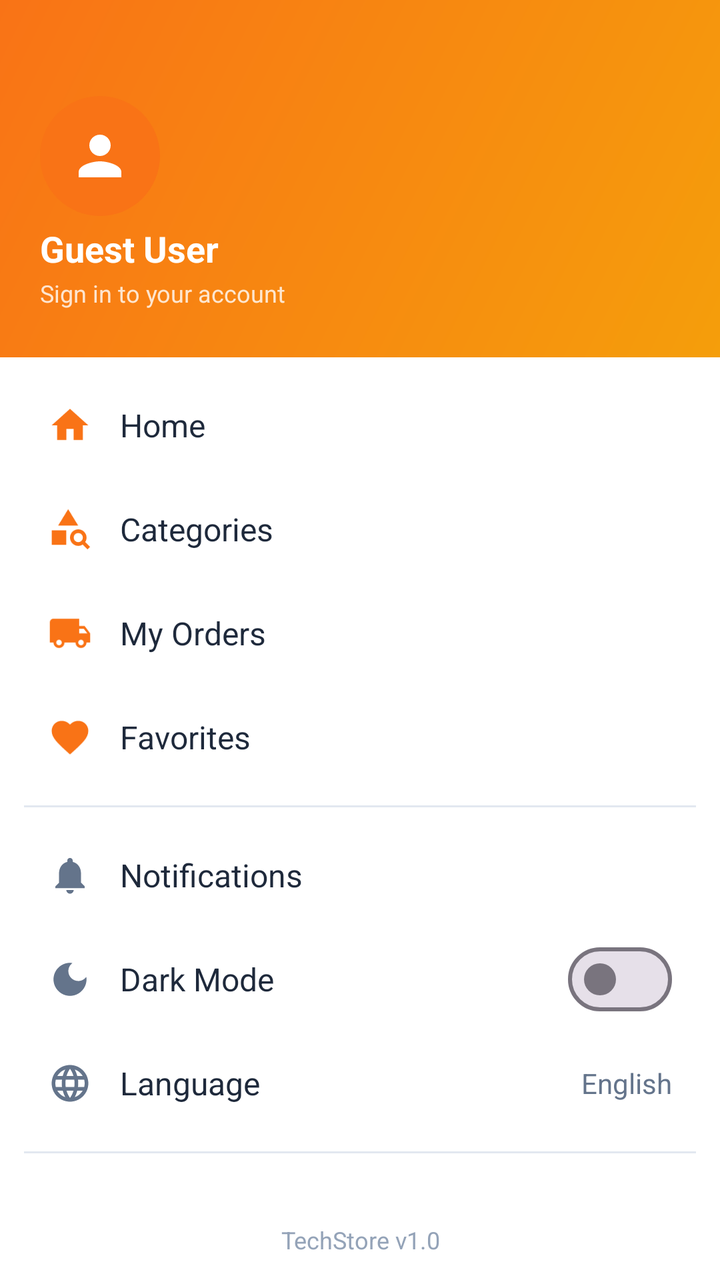
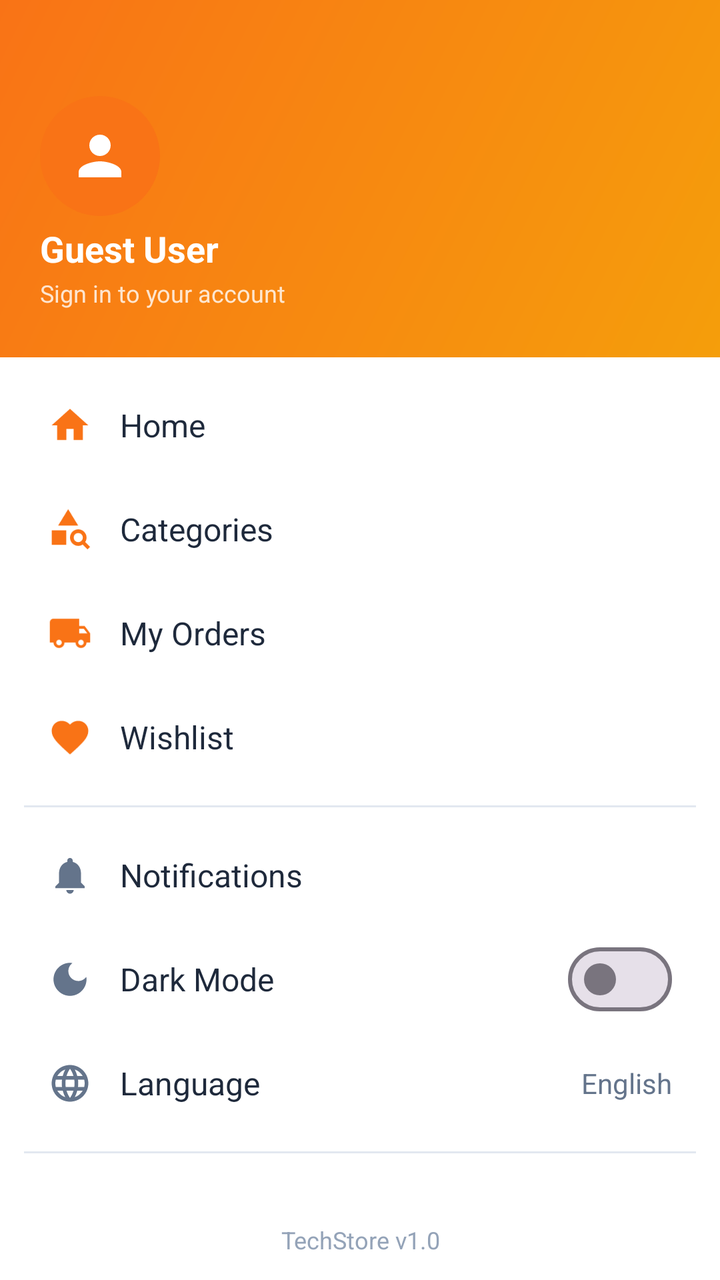

Before-and-after screenshots of an Android layout around one commit, followed by the original layout XML and the change that was made.
<!-- AndroidManifest.xml: application theme Theme.BeckieDealApp -->
<!-- res/layout/layout_drawer.xml -->
﻿<?xml version="1.0" encoding="utf-8"?>

<LinearLayout
    xmlns:android="http://schemas.android.com/apk/res/android"
    xmlns:app="http://schemas.android.com/apk/res-auto"
    android:id="@+id/drawerPanel"
    android:layout_width="300dp"
    android:layout_height="match_parent"
    android:layout_gravity="start"
    android:background="@color/surface"
    android:orientation="vertical"
    android:fitsSystemWindows="true">

    
    <LinearLayout
        android:layout_width="match_parent"
        android:layout_height="wrap_content"
        android:background="@drawable/hero_gradient"
        android:orientation="vertical"
        android:paddingStart="20dp"
        android:paddingEnd="20dp"
        android:paddingTop="48dp"
        android:paddingBottom="24dp">

        
        <LinearLayout
            android:layout_width="60dp"
            android:layout_height="60dp"
            android:background="@drawable/about_icon_circle_bg"
            android:gravity="center">
            <ImageView
                android:id="@+id/drawerAvatar"
                android:layout_width="32dp"
                android:layout_height="32dp"
                android:src="@drawable/ic_person"
                android:contentDescription="User avatar"
                app:tint="@color/white_fixed" />
        </LinearLayout>

        
        <TextView
            android:id="@+id/drawerWelcomeBack"
            android:layout_width="wrap_content"
            android:layout_height="wrap_content"
            android:layout_marginTop="10dp"
            android:text="Welcome back!"
            android:textColor="#CCFFFFFF"
            android:textSize="@dimen/text_size_caption"
            android:visibility="gone" />

        <TextView
            android:id="@+id/drawerUserName"
            android:layout_width="wrap_content"
            android:layout_height="wrap_content"
            android:layout_marginTop="4dp"
            android:text="Guest User"
            android:textColor="@color/white_fixed"
            android:textSize="@dimen/text_size_title_small"
            android:textStyle="bold" />

        <TextView
            android:id="@+id/drawerUserEmail"
            android:layout_width="wrap_content"
            android:layout_height="wrap_content"
            android:layout_marginTop="2dp"
            android:text="Sign in to your account"
            android:textColor="#CCFFFFFF"
            android:textSize="@dimen/text_size_caption" />

    </LinearLayout>

    
    <ScrollView
        android:layout_width="match_parent"
        android:layout_height="0dp"
        android:layout_weight="1"
        android:scrollbars="none"
        android:paddingTop="8dp"
        android:paddingBottom="8dp">

        <LinearLayout
            android:layout_width="match_parent"
            android:layout_height="wrap_content"
            android:orientation="vertical"
            android:paddingHorizontal="12dp">

            
            <LinearLayout
                android:id="@+id/drawerHome"
                android:layout_width="match_parent"
                android:layout_height="52dp"
                android:background="@drawable/drawer_item_bg"
                android:clickable="true"
                android:focusable="true"
                android:gravity="center_vertical"
                android:orientation="horizontal"
                android:paddingHorizontal="12dp">
                <ImageView
                    android:layout_width="22dp"
                    android:layout_height="22dp"
                    android:src="@drawable/ic_home"
                    android:contentDescription="Home"
                    app:tint="@color/primary" />
                <TextView
                    android:layout_width="0dp"
                    android:layout_height="wrap_content"
                    android:layout_weight="1"
                    android:layout_marginStart="14dp"
                    android:text="Home"
                    android:textColor="@color/text_primary"
                    android:textSize="@dimen/text_size_body_large" />
            </LinearLayout>

            
            <LinearLayout
                android:id="@+id/drawerCategories"
                android:layout_width="match_parent"
                android:layout_height="52dp"
                android:background="@drawable/drawer_item_bg"
                android:clickable="true"
                android:focusable="true"
                android:gravity="center_vertical"
                android:orientation="horizontal"
                android:paddingHorizontal="12dp">
                <ImageView
                    android:layout_width="22dp"
                    android:layout_height="22dp"
                    android:src="@drawable/category_search_24"
                    android:contentDescription="Categories"
                    app:tint="@color/primary" />
                <TextView
                    android:layout_width="0dp"
                    android:layout_height="wrap_content"
                    android:layout_weight="1"
                    android:layout_marginStart="14dp"
                    android:text="Categories"
                    android:textColor="@color/text_primary"
                    android:textSize="@dimen/text_size_body_large" />
            </LinearLayout>

            
            <LinearLayout
                android:id="@+id/drawerOrders"
                android:layout_width="match_parent"
                android:layout_height="52dp"
                android:background="@drawable/drawer_item_bg"
                android:clickable="true"
                android:focusable="true"
                android:gravity="center_vertical"
                android:orientation="horizontal"
                android:paddingHorizontal="12dp">
                <ImageView
                    android:layout_width="22dp"
                    android:layout_height="22dp"
                    android:src="@drawable/ic_orders"
                    android:contentDescription="My Orders"
                    app:tint="@color/primary" />
                <TextView
                    android:layout_width="0dp"
                    android:layout_height="wrap_content"
                    android:layout_weight="1"
                    android:layout_marginStart="14dp"
                    android:text="My Orders"
                    android:textColor="@color/text_primary"
                    android:textSize="@dimen/text_size_body_large" />
            </LinearLayout>

            
            <LinearLayout
                android:id="@+id/drawerFavorites"
                android:layout_width="match_parent"
                android:layout_height="52dp"
                android:background="@drawable/drawer_item_bg"
                android:clickable="true"
                android:focusable="true"
                android:gravity="center_vertical"
                android:orientation="horizontal"
                android:paddingHorizontal="12dp">
                <ImageView
                    android:layout_width="22dp"
                    android:layout_height="22dp"
                    android:src="@drawable/ic_favorite"
                    android:contentDescription="Favorites"
                    app:tint="@color/primary" />
                <TextView
                    android:layout_width="0dp"
                    android:layout_height="wrap_content"
                    android:layout_weight="1"
                    android:layout_marginStart="14dp"
                    android:text="Favorites"
                    android:textColor="@color/text_primary"
                    android:textSize="@dimen/text_size_body_large" />
                
                <TextView
                    android:id="@+id/drawerFavBadge"
                    android:layout_width="22dp"
                    android:layout_height="22dp"
                    android:background="@drawable/badge_pill"
                    android:backgroundTint="@color/red_error"
                    android:gravity="center"
                    android:text="0"
                    android:textColor="@color/white_fixed"
                    android:textSize="@dimen/text_size_overline"
                    android:textStyle="bold"
                    android:visibility="gone" />
            </LinearLayout>

            
            <View
                android:layout_width="match_parent"
                android:layout_height="1dp"
                android:layout_marginVertical="8dp"
                android:background="@color/border_color" />

            
            <LinearLayout
                android:id="@+id/drawerNotifications"
                android:layout_width="match_parent"
                android:layout_height="52dp"
                android:background="@drawable/drawer_item_bg"
                android:clickable="true"
                android:focusable="true"
                android:gravity="center_vertical"
                android:orientation="horizontal"
                android:paddingHorizontal="12dp">
                <ImageView
                    android:layout_width="22dp"
                    android:layout_height="22dp"
                    android:src="@drawable/ic_notifications"
                    android:contentDescription="Notifications"
                    app:tint="@color/text_secondary" />
                <TextView
                    android:layout_width="0dp"
                    android:layout_height="wrap_content"
                    android:layout_weight="1"
                    android:layout_marginStart="14dp"
                    android:text="Notifications"
                    android:textColor="@color/text_primary"
                    android:textSize="@dimen/text_size_body_large" />
            </LinearLayout>

            
            <LinearLayout
                android:id="@+id/drawerDarkMode"
                android:layout_width="match_parent"
                android:layout_height="52dp"
                android:background="@drawable/drawer_item_bg"
                android:clickable="true"
                android:focusable="true"
                android:gravity="center_vertical"
                android:orientation="horizontal"
                android:paddingHorizontal="12dp">
                <ImageView
                    android:layout_width="22dp"
                    android:layout_height="22dp"
                    android:src="@drawable/ic_dark_mode"
                    android:contentDescription="Dark Mode"
                    app:tint="@color/text_secondary" />
                <TextView
                    android:layout_width="0dp"
                    android:layout_height="wrap_content"
                    android:layout_weight="1"
                    android:layout_marginStart="14dp"
                    android:text="Dark Mode"
                    android:textColor="@color/text_primary"
                    android:textSize="@dimen/text_size_body_large" />
                <com.google.android.material.materialswitch.MaterialSwitch
                    android:id="@+id/drawerDarkModeSwitch"
                    android:layout_width="wrap_content"
                    android:layout_height="wrap_content"
                    android:checked="false" />
            </LinearLayout>

            
            <LinearLayout
                android:id="@+id/drawerLanguage"
                android:layout_width="match_parent"
                android:layout_height="52dp"
                android:background="@drawable/drawer_item_bg"
                android:clickable="true"
                android:focusable="true"
                android:gravity="center_vertical"
                android:orientation="horizontal"
                android:paddingHorizontal="12dp">
                <ImageView
                    android:layout_width="22dp"
                    android:layout_height="22dp"
                    android:src="@drawable/ic_language"
                    android:contentDescription="Language"
                    app:tint="@color/text_secondary" />
                <TextView
                    android:layout_width="0dp"
                    android:layout_height="wrap_content"
                    android:layout_weight="1"
                    android:layout_marginStart="14dp"
                    android:text="Language"
                    android:textColor="@color/text_primary"
                    android:textSize="@dimen/text_size_body_large" />
                <TextView
                    android:id="@+id/drawerLanguageValue"
                    android:layout_width="wrap_content"
                    android:layout_height="wrap_content"
                    android:text="English"
                    android:textColor="@color/text_secondary"
                    android:textSize="@dimen/text_size_body" />
            </LinearLayout>

            
            <View
                android:layout_width="match_parent"
                android:layout_height="1dp"
                android:layout_marginVertical="8dp"
                android:background="@color/border_color" />

            
            <LinearLayout
                android:id="@+id/drawerAbout"
                android:layout_width="match_parent"
                android:layout_height="52dp"
                android:background="@drawable/drawer_item_bg"
                android:clickable="true"
                android:focusable="true"
                android:gravity="center_vertical"
                android:orientation="horizontal"
                android:paddingHorizontal="12dp">
                <ImageView
                    android:layout_width="22dp"
                    android:layout_height="22dp"
                    android:src="@drawable/ic_info"
                    android:contentDescription="About Us"
                    app:tint="@color/text_secondary" />
                <TextView
                    android:layout_width="0dp"
                    android:layout_height="wrap_content"
                    android:layout_weight="1"
                    android:layout_marginStart="14dp"
                    android:text="About Us"
                    android:textColor="@color/text_primary"
                    android:textSize="@dimen/text_size_body_large" />
            </LinearLayout>

            
            <LinearLayout
                android:id="@+id/drawerLogin"
                android:layout_width="match_parent"
                android:layout_height="52dp"
                android:background="@drawable/drawer_item_bg"
                android:clickable="true"
                android:focusable="true"
                android:gravity="center_vertical"
                android:orientation="horizontal"
                android:paddingHorizontal="12dp">
                <ImageView
                    android:id="@+id/drawerLoginIcon"
                    android:layout_width="22dp"
                    android:layout_height="22dp"
                    android:src="@drawable/ic_account"
                    android:contentDescription="Login"
                    app:tint="@color/text_secondary" />
                <TextView
                    android:id="@+id/drawerLoginLabel"
                    android:layout_width="0dp"
                    android:layout_height="wrap_content"
                    android:layout_weight="1"
                    android:layout_marginStart="14dp"
                    android:text="Login / Register"
                    android:textColor="@color/text_primary"
                    android:textSize="@dimen/text_size_body_large" />
            </LinearLayout>

            
            <LinearLayout
                android:id="@+id/drawerLogout"
                android:layout_width="match_parent"
                android:layout_height="52dp"
                android:background="@drawable/drawer_item_bg"
                android:clickable="true"
                android:focusable="true"
                android:gravity="center_vertical"
                android:orientation="horizontal"
                android:paddingHorizontal="12dp"
                android:visibility="gone">
                <ImageView
                    android:layout_width="22dp"
                    android:layout_height="22dp"
                    android:src="@drawable/ic_logout"
                    android:contentDescription="Logout"
                    app:tint="@color/red_error" />
                <TextView
                    android:layout_width="0dp"
                    android:layout_height="wrap_content"
                    android:layout_weight="1"
                    android:layout_marginStart="14dp"
                    android:text="Logout"
                    android:textColor="@color/red_error"
                    android:textSize="@dimen/text_size_body_large"
                    android:textStyle="bold" />
            </LinearLayout>

        </LinearLayout>
    </ScrollView>

    
    <TextView
        android:layout_width="match_parent"
        android:layout_height="40dp"
        android:gravity="center"
        android:text="TechStore v1.0"
        android:textColor="@color/text_muted"
        android:textSize="@dimen/text_size_caption" />

</LinearLayout>
<!-- resources referenced by this layout -->
<resources>
  <color name="border_color">#E2E8F0</color>
  <color name="primary">#F97316</color>
  <color name="red_error">#EF4444</color>
  <color name="surface">#FFFFFF</color>
  <color name="text_muted">#94A3B8</color>
  <color name="text_primary">#1E293B</color>
  <color name="text_secondary">#64748B</color>
  <color name="white_fixed">#FFFFFF</color>
  <dimen name="text_size_body">13sp</dimen>
  <dimen name="text_size_body_large">15sp</dimen>
  <dimen name="text_size_caption">11sp</dimen>
  <dimen name="text_size_overline">9sp</dimen>
  <dimen name="text_size_title_small">17sp</dimen>
  <!-- drawable about_icon_circle_bg (drawable) -->
  <?xml version="1.0" encoding="utf-8"?>
  <shape xmlns:android="http://schemas.android.com/apk/res/android"
      android:shape="oval">
      <solid android:color="@color/primary" />
  </shape>
  <!-- drawable badge_pill (drawable) -->
  <?xml version="1.0" encoding="utf-8"?>
  <shape xmlns:android="http://schemas.android.com/apk/res/android"
      android:shape="oval">
      <solid android:color="@color/primary" />
      <stroke 
          android:width="1.5dp" 
          android:color="@color/surface" />
      <size android:width="14dp" android:height="14dp" />
  </shape>
  <!-- drawable hero_gradient (drawable) -->
  <?xml version="1.0" encoding="utf-8"?>
  <shape xmlns:android="http://schemas.android.com/apk/res/android">
      <gradient
          android:angle="135"
          android:startColor="#F59E0B"
          android:endColor="#F97316"
          android:type="linear" />
  </shape>
  <!-- drawable ic_home (drawable) -->
  <vector xmlns:android="http://schemas.android.com/apk/res/android"
      android:width="24dp"
      android:height="24dp"
      android:viewportWidth="24"
      android:viewportHeight="24">
      <path
          android:fillColor="@android:color/white"
          android:pathData="M10,20v-6h4v6h5v-8h3L12,3 2,12h3v8z" />
  </vector>
  <!-- drawable ic_info (drawable) -->
  <vector xmlns:android="http://schemas.android.com/apk/res/android"
      android:width="24dp"
      android:height="24dp"
      android:viewportWidth="24"
      android:viewportHeight="24">
      <path
          android:fillColor="@android:color/black"
          android:pathData="M12,2C6.48,2 2,6.48 2,12s4.48,10 10,10s10,-4.48 10,-10S17.52,2 12,2zM13,17h-2v-6h2V17zM13,9h-2V7h2V9z" />
  </vector>
  <style name="Theme.BeckieDealApp" parent="Base.Theme.BeckieDealApp">
          <item name="buttonStyle">@style/Widget.App.Button</item>
          <item name="materialButtonStyle">@style/Widget.App.Button</item>
      </style>
  <style name="Widget.App.Button" parent="Widget.Material3.Button">
          <item name="shapeAppearance">@style/ShapeAppearance.App.Button.Pill</item>
      </style>
  <color name="on_primary">#FFFFFF</color>
  <color name="primary_container">#F97316</color>
  <color name="on_primary_container">#582200</color>
  <color name="background">#F8FAFC</color>
  <color name="on_surface">#251913</color>
  <style name="ShapeAppearance.App.Button.Pill" parent="">
          <item name="cornerFamily">rounded</item>
          <item name="cornerSize">50%</item>
      </style>
  <style name="Widget.App.BottomNav.ActiveIndicator" parent="Widget.Material3.BottomNavigationView.ActiveIndicator">
          <item name="android:color">@color/nav_indicator_fill</item>
          <item name="android:width">80dp</item>
          <item name="android:height">36dp</item>
          <item name="shapeAppearance">@style/ShapeAppearance.App.BottomNav.ActiveIndicator</item>
      </style>
  <color name="nav_indicator_fill">#FFF1EB</color>
  <style name="ShapeAppearance.App.BottomNav.ActiveIndicator" parent="">
          <item name="cornerFamily">rounded</item>
          <item name="cornerSize">50%</item>
      </style>
  <!-- unchanged entries left out for length: 12 -->
</resources>

<!-- the commit's change to res/layout/layout_drawer.xml (unified diff, before → after) -->
@@ -167,7 +167,7 @@
 
             
             <LinearLayout
-                android:id="@+id/drawerFavorites"
+                android:id="@+id/drawerWishlist"
                 android:layout_width="match_parent"
                 android:layout_height="52dp"
                 android:background="@drawable/drawer_item_bg"
@@ -180,19 +180,19 @@
                     android:layout_width="22dp"
                     android:layout_height="22dp"
                     android:src="@drawable/ic_favorite"
-                    android:contentDescription="Favorites"
+                    android:contentDescription="Wishlist"
                     app:tint="@color/primary" />
                 <TextView
                     android:layout_width="0dp"
                     android:layout_height="wrap_content"
                     android:layout_weight="1"
                     android:layout_marginStart="14dp"
-                    android:text="Favorites"
+                    android:text="Wishlist"
                     android:textColor="@color/text_primary"
                     android:textSize="@dimen/text_size_body_large" />
                 
                 <TextView
-                    android:id="@+id/drawerFavBadge"
+                    android:id="@+id/drawerWishlistBadge"
                     android:layout_width="22dp"
                     android:layout_height="22dp"
                     android:background="@drawable/badge_pill"
